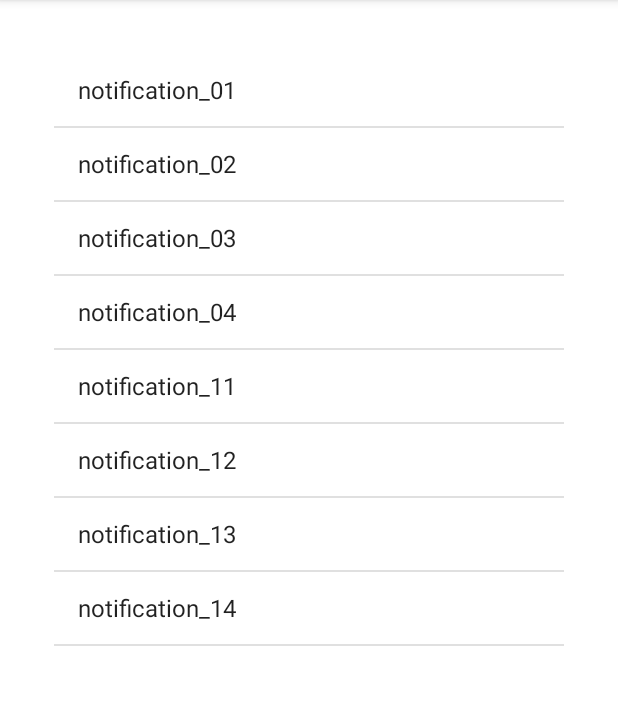
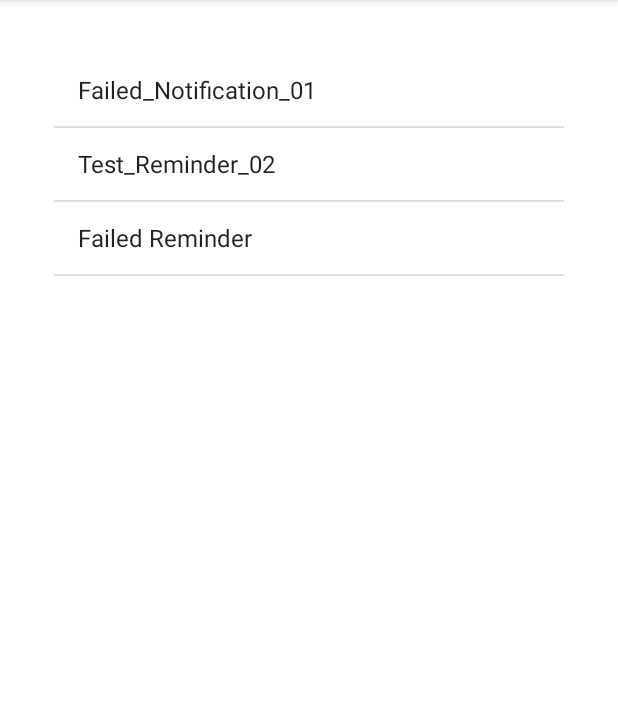
Before and after one commit to JDNdeveloper/Off-By-One, an Android app: the screen it shows after launch (MainActivity), with the options menu open, on a phone screen of 412 x 824 dp, the part 84-789 px from its top. Run offline under Robolectric (Android 15) with nearby library versions, the light colour scheme and no system bars; 2 statements that could not run were skipped.

Commit message:
StorageInterface, Storage, MainActivity mods
Fixed naming inconsistency on StorageInterface
Working on Test keys for Storage
Verifying keys with main

```diff
--- a/LifeReminders/app/src/main/java/com/jdndeveloper/lifereminders/MainActivity.java
+++ b/LifeReminders/app/src/main/java/com/jdndeveloper/lifereminders/MainActivity.java
@@ -20,7 +20,11 @@ import android.widget.ArrayAdapter;
 import android.widget.ListView;
 import android.widget.TextView;
 
+import com.jdndeveloper.lifereminders.EventTypes.Lifestyle;
+import com.jdndeveloper.lifereminders.EventTypes.Reminder;
 import com.jdndeveloper.lifereminders.storage.Storage;
+
+import java.util.List;
 
 
 public class MainActivity extends ActionBarActivity
@@ -147,11 +151,19 @@ public class MainActivity extends ActionBarActivity
 //                    selectItem(position);
 //                }
 //            });
+            Lifestyle lifestyle = Storage.getInstance().getLifestyle("Test_Lifestyle_01");
+            Reminder reminder = Storage.getInstance().getReminder("Test_Reminder_02");
+
+            List<String> list = reminder.getNotificationKeys();
+            list.add(reminder.getKey());
+            list.add(reminder.getName());
+//            list.add(((Boolean)lifestyle.isEnabled()).toString());
+
             listView.setAdapter(new ArrayAdapter<String>(
                     getActivity(),
                     android.R.layout.simple_list_item_activated_1,
-                    android.R.id.text1, Storage.getInstance().getAllKeys()
-                    ));
+                    android.R.id.text1, list
+            ));
             return rootView;
         }
 
--- a/LifeReminders/app/src/main/java/com/jdndeveloper/lifereminders/interfaces/StorageInterface.java
+++ b/LifeReminders/app/src/main/java/com/jdndeveloper/lifereminders/interfaces/StorageInterface.java
@@ -1,5 +1,6 @@
 package com.jdndeveloper.lifereminders.interfaces;
 
+import com.jdndeveloper.lifereminders.EventTypes.Action;
 import com.jdndeveloper.lifereminders.EventTypes.Lifestyle;
 import com.jdndeveloper.lifereminders.EventTypes.Notification;
 import com.jdndeveloper.lifereminders.EventTypes.Reminder;
@@ -13,9 +14,10 @@ import java.util.List;
 public interface StorageInterface {
 
     // getters
-    Lifestyle getLifeStyle(String key);
+    Lifestyle getLifestyle(String key);
     Reminder getReminder(String key);
     Notification getNotification(String key);
+    Action getAction(String key);
 
     List<String> getCurrentAlarmKeys();
 
@@ -30,4 +32,5 @@ public interface StorageInterface {
     Lifestyle getNewLifeStyle();
     Reminder getNewReminder();
     Notification getNewNotification();
+    Action getNewAction();
 }
--- a/LifeReminders/app/src/main/java/com/jdndeveloper/lifereminders/storage/Storage.java
+++ b/LifeReminders/app/src/main/java/com/jdndeveloper/lifereminders/storage/Storage.java
@@ -1,5 +1,8 @@
 package com.jdndeveloper.lifereminders.storage;
 
+import android.util.Log;
+
+import com.jdndeveloper.lifereminders.EventTypes.Action;
 import com.jdndeveloper.lifereminders.EventTypes.Lifestyle;
 import com.jdndeveloper.lifereminders.EventTypes.Notification;
 import com.jdndeveloper.lifereminders.interfaces.StorageInterface;
@@ -25,6 +28,17 @@ public class Storage implements StorageInterface {
     // temporary fake lifestyle
     String All_LifeStyles = "LifeStyle_01,LifeStyle_02";
 
+    // test set for unit tests
+    String Failed_Lifestyle_01 = "Failed Lifestyle,false,Failed_Reminder_01";
+    String Failed_Reminder_01 = "Failed Reminder,false,Failed_Notification_01";
+    String Failed_Notification_01 = "";
+    String Failed_Action_01 = "";
+
+    String Test_Lifestyle_01 = "Test Lifestyle 01,false,Test_Reminder_01";
+    String Test_Reminder_01 = "Test Reminder 01,false,Test_Notification_01";
+    String Test_Notification_01 = "";
+    String Test_Action_01 = "";
+
     String LifeStyle_01 = "Happy Time,false,Reminder_01,Reminder_02,Reminder_03,Reminder_04";
     String LifeStyle_02 = "UCSC,true,Reminder_01,Reminder_02,Reminder_03,Reminder_04";
 
@@ -35,12 +49,19 @@ public class Storage implements StorageInterface {
     String Notification_03 = "time,action";
 
     private List<String> toArrayList(String string){
-        return new ArrayList<String>(Arrays.asList(string.split("\\s*,\\s*")));
+        return new ArrayList<String>(Arrays.asList(string.split("\\,")));
     }
     @Override
-    public Lifestyle getLifeStyle(String key) {
+    public Lifestyle getLifestyle(String key) {
         // temporary
-        List<String> encodedLifeStyle = toArrayList(key);
+        List<String> encodedLifeStyle;
+        if (key.contentEquals("Test_Lifestyle_01")) {
+            encodedLifeStyle = toArrayList(Test_Lifestyle_01);
+        }
+        else {
+            encodedLifeStyle = toArrayList(Failed_Lifestyle_01);
+        }
+
         Lifestyle lifestyle = new Lifestyle();
         // temp
         lifestyle.setKey(key);
@@ -52,8 +73,6 @@ public class Storage implements StorageInterface {
         while (index < encodedLifeStyle.size()) {
             reminderKeys.add(encodedLifeStyle.get(index++));
         }
-        // needs to be set to Reminder - not Notification
-     //   lifestyle.setLifestyleReminders(reminderKeys);
         lifestyle.setReminders(reminderKeys);
         return lifestyle;
     }
@@ -61,7 +80,14 @@ public class Storage implements StorageInterface {
     @Override
     public Reminder getReminder(String key) {
         // temporary
-        List<String> encodedReminder = toArrayList(key);
+        List<String> encodedReminder;
+        if (key.contentEquals("Test_Reminder_01")) {
+            encodedReminder = toArrayList(Test_Reminder_01);
+        }
+        else {
+            encodedReminder = toArrayList(Failed_Reminder_01);
+        }
+
         Reminder reminder = new Reminder();
         // temp
         reminder.setKey(key);
@@ -79,8 +105,14 @@ public class Storage implements StorageInterface {
 
     @Override
     public Notification getNotification(String key) {
+        Notification notification = new Notification();
+        notification.setKey(key);
+        return notification;
+    }
 
-        return new Notification();
+    @Override
+    public Action getAction(String key) {
+        return new Action();
     }
 
     @Override
@@ -137,4 +169,9 @@ public class Storage implements StorageInterface {
 
         return new Notification();
     }
+
+    @Override
+    public Action getNewAction() {
+        return null;
+    }
 }
```
